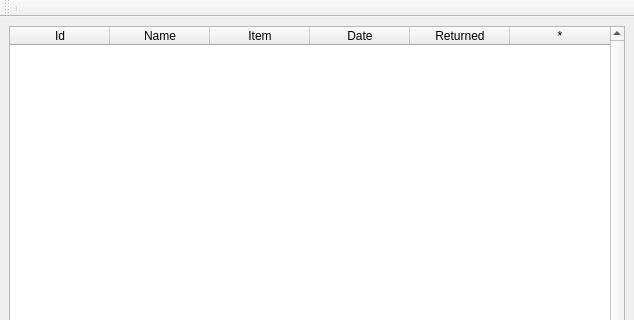
The window that mainwindow.ui (an-owl/storeman) describes before a commit, drawn with Qt 5; both pictures show x 0 to 634 and y 0 to 320 of the 634 by 563 pixel window.
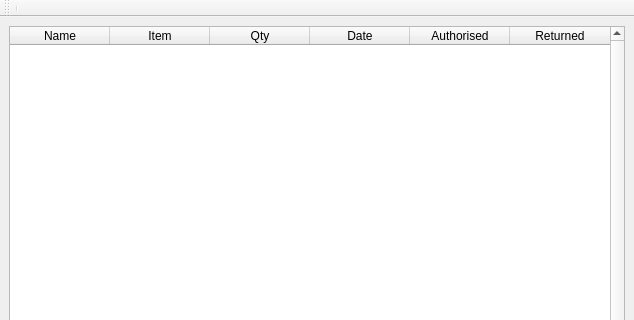
The same window after the commit.

Patch:
```diff
--- a/mainwindow.ui
+++ b/mainwindow.ui
@@ -29,11 +29,6 @@
       <attribute name="verticalHeaderVisible">
        <bool>false</bool>
       </attribute>
-      <column>
-       <property name="text">
-        <string>Id</string>
-       </property>
-      </column>
       <column>
        <property name="text">
         <string>Name</string>
@@ -44,21 +39,26 @@
         <string>Item</string>
        </property>
       </column>
+      <column>
+       <property name="text">
+        <string>Qty</string>
+       </property>
+      </column>
       <column>
        <property name="text">
         <string>Date</string>
        </property>
       </column>
+      <column>
+       <property name="text">
+        <string>Authorised</string>
+       </property>
+      </column>
       <column>
        <property name="text">
         <string>Returned</string>
        </property>
       </column>
-      <column>
-       <property name="text">
-        <string>*</string>
-       </property>
-      </column>
      </widget>
     </item>
    </layout>
```
